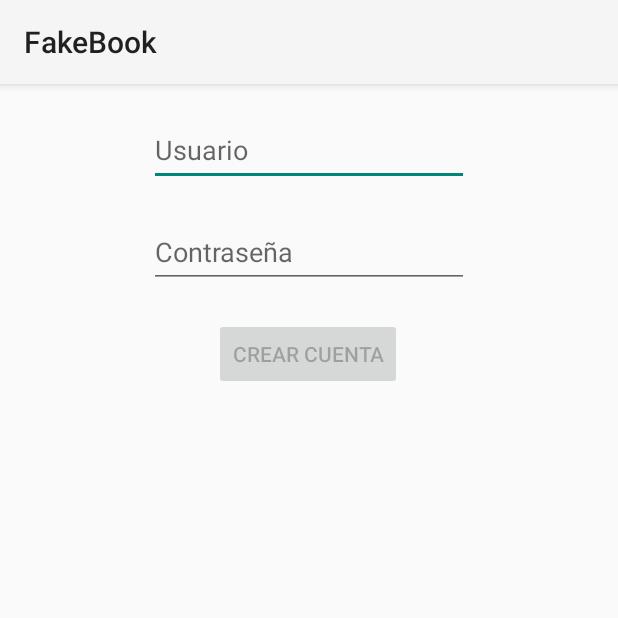
After one commit to sanjuesc/FakeBook, an Android app: the registrarse screen opened directly, with no data from a screen before it, on a phone screen of 412 x 824 dp, the top half of it. The commit adds this screen. Run offline under Robolectric (Android 15) with nearby library versions, the phone set to English and light mode, and no system bars.

```diff
--- /dev/null
+++ b/app/src/main/java/com/example/fakebook/registrarse.java
@@ -0,0 +1,75 @@
+package com.example.fakebook;
+
+import android.content.Context;
+import android.os.Bundle;
+import android.text.Editable;
+import android.text.TextWatcher;
+import android.view.MotionEvent;
+import android.view.View;
+import android.view.inputmethod.InputMethodManager;
+import android.widget.Button;
+import android.widget.EditText;
+
+import androidx.appcompat.app.AppCompatActivity;
+
+
+import java.util.concurrent.ExecutionException;
+
+public class registrarse extends AppCompatActivity {
+
+
+    @Override
+    protected void onCreate(Bundle savedInstanceState) {
+        super.onCreate(savedInstanceState);
+        setContentView(R.layout.activity_registrarse);
+        /*
+        Al igual que en la pantalla de login, el boton de registrarse solo se activara cuando ambos campos
+        tengan valores validos
+        Ver los comentarios que hay en la clase login para saber mas sobre como funciona
+         */
+        Button botonLogin = (Button) findViewById(R.id.crearCuenta);
+        botonLogin.setEnabled(false);
+        EditText textUsuario = (EditText)findViewById(R.id.editTextUsuario);
+        EditText textContraseña = (EditText)findViewById(R.id.editTextPassword);
+        textUsuario.addTextChangedListener(watcher);
+        textContraseña.addTextChangedListener(watcher);
+
+    }
+
+
+    @Override
+    public boolean dispatchTouchEvent(MotionEvent ev) { //ver metodo de mismo nombre en clase login
+        if (getCurrentFocus() != null) {
+            InputMethodManager imm = (InputMethodManager) getSystemService(Context.INPUT_METHOD_SERVICE);
+            imm.hideSoftInputFromWindow(getCurrentFocus().getWindowToken(), 0);
+        }
+        return super.dispatchTouchEvent(ev);
+    }
+
+    private final TextWatcher watcher = new TextWatcher() {//ver metodo de mismo nombre en clase login
+        @Override
+        public void beforeTextChanged(CharSequence s, int start, int count, int after)
+        { }
+        @Override
+        public void onTextChanged(CharSequence s, int start, int before, int count)
+        {}
+        @Override
+        public void afterTextChanged(Editable s) {
+            EditText textUsuario = (EditText)findViewById(R.id.editTextUsuario);
+            EditText textContraseña = (EditText)findViewById(R.id.editTextPassword);
+            Button botonRegistro = (Button)findViewById(R.id.crearCuenta);
+            if (textContraseña.getText().toString().length()==0||textUsuario.getText().toString().length()==0) {
+                botonRegistro.setEnabled(false);
+            } else {
+                botonRegistro.setEnabled(true);
+            }
+        }
+    };
+
+    public void registrarse(View view) throws ExecutionException, InterruptedException {
+        EditText textUsuario = (EditText)findViewById(R.id.editTextUsuario);
+        String usuario = textUsuario.getText().toString();
+
+    }
+
+}
--- /dev/null
+++ b/app/src/main/res/layout-land/activity_registrarse.xml
@@ -0,0 +1,48 @@
+<?xml version="1.0" encoding="utf-8"?>
+<androidx.constraintlayout.widget.ConstraintLayout xmlns:android="http://schemas.android.com/apk/res/android"
+    xmlns:app="http://schemas.android.com/apk/res-auto"
+    xmlns:tools="http://schemas.android.com/tools"
+    android:layout_width="match_parent"
+    android:layout_height="match_parent"
+    tools:context=".registrarse">
+
+
+    <Button
+        android:id="@+id/crearCuenta"
+        android:layout_width="wrap_content"
+        android:layout_height="48dp"
+        android:layout_marginTop="20dp"
+        android:onClick="registrarse"
+        android:text="@string/registrarse"
+        app:layout_constraintEnd_toEndOf="parent"
+        app:layout_constraintHorizontal_bias="0.498"
+        app:layout_constraintStart_toStartOf="parent"
+        app:layout_constraintTop_toBottomOf="@+id/editTextPassword" />
+
+    <EditText
+        android:id="@+id/editTextUsuario"
+        android:layout_width="wrap_content"
+        android:layout_height="wrap_content"
+        android:layout_marginTop="20dp"
+        android:ems="10"
+        android:inputType="text"
+        android:hint="@string/hint_usuario"
+        android:minHeight="48dp"
+        app:layout_constraintBottom_toTopOf="@+id/editTextPassword"
+        app:layout_constraintEnd_toEndOf="parent"
+        app:layout_constraintStart_toStartOf="parent"
+        app:layout_constraintTop_toTopOf="parent" />
+
+    <EditText
+        android:id="@+id/editTextPassword"
+        android:layout_width="wrap_content"
+        android:layout_height="wrap_content"
+        android:layout_marginTop="20dp"
+        android:ems="10"
+        android:hint="@string/hint_contra"
+        android:inputType="textPassword"
+        android:minHeight="48dp"
+        app:layout_constraintEnd_toEndOf="parent"
+        app:layout_constraintStart_toStartOf="parent"
+        app:layout_constraintTop_toBottomOf="@+id/editTextUsuario" />
+</androidx.constraintlayout.widget.ConstraintLayout>
--- /dev/null
+++ b/app/src/main/res/layout/activity_registrarse.xml
@@ -0,0 +1,50 @@
+<?xml version="1.0" encoding="utf-8"?>
+<androidx.constraintlayout.widget.ConstraintLayout xmlns:android="http://schemas.android.com/apk/res/android"
+    xmlns:app="http://schemas.android.com/apk/res-auto"
+    xmlns:tools="http://schemas.android.com/tools"
+    android:layout_width="match_parent"
+    android:layout_height="match_parent"
+    tools:context=".registrarse">
+
+    <Button
+        android:id="@+id/crearCuenta"
+        android:layout_width="wrap_content"
+        android:layout_height="48dp"
+        android:layout_marginTop="20dp"
+        android:onClick="registrarse"
+        android:text="@string/registrarse"
+        app:layout_constraintEnd_toEndOf="parent"
+        app:layout_constraintHorizontal_bias="0.498"
+        app:layout_constraintStart_toStartOf="parent"
+        app:layout_constraintTop_toBottomOf="@+id/editTextPassword" />
+
+    <EditText
+        android:id="@+id/editTextUsuario"
+        android:layout_width="wrap_content"
+        android:layout_height="wrap_content"
+        android:layout_marginTop="20dp"
+        android:ems="10"
+        android:inputType="text"
+        android:hint="@string/hint_usuario"
+        android:minHeight="48dp"
+        app:layout_constraintBottom_toTopOf="@+id/editTextPassword"
+        app:layout_constraintEnd_toEndOf="parent"
+        app:layout_constraintStart_toStartOf="parent"
+        app:layout_constraintTop_toTopOf="parent" />
+
+    <EditText
+        android:id="@+id/editTextPassword"
+        android:layout_width="wrap_content"
+        android:layout_height="wrap_content"
+        android:layout_marginTop="20dp"
+        android:ems="10"
+        android:hint="@string/hint_contra"
+        android:inputType="textPassword"
+        android:minHeight="48dp"
+        app:layout_constraintEnd_toEndOf="parent"
+        app:layout_constraintStart_toStartOf="parent"
+        app:layout_constraintTop_toBottomOf="@+id/editTextUsuario" />
+
+
+
+</androidx.constraintlayout.widget.ConstraintLayout>
--- a/build.gradle
+++ b/build.gradle
@@ -6,6 +6,7 @@ buildscript {
     }
     dependencies {
         classpath "com.android.tools.build:gradle:7.0.4"
+        classpath 'com.google.gms:google-services:4.3.10'
 
         // NOTE: Do not place your application dependencies here; they belong
         // in the individual module build.gradle files
--- a/gradle.properties
+++ b/gradle.properties
@@ -17,3 +17,4 @@ org.gradle.jvmargs=-Xmx2048m -Dfile.encoding=UTF-8
 android.useAndroidX=true
 # Automatically convert third-party libraries to use AndroidX
 android.enableJetifier=true
+android.suppressUnsupportedCompileSdk=32
```
Also changed, not shown: app/build.gradle (+6 -1 lines), app/src/main/AndroidManifest.xml (+25 -6 lines), app/src/main/java/com/example/fakebook/MainActivity.java (deleted, +0 -55 lines), app/src/main/java/com/example/fakebook/MyFirebaseMessagingService.java (added, +39 -0 lines), app/src/main/java/com/example/fakebook/login.java (added, +108 -0 lines), app/src/main/java/com/example/fakebook/menu_principal.java (added, +18 -0 lines), app/src/main/res/layout-land/activity_main.xml (+46 -41 lines), app/src/main/res/layout-land/activity_menu_principal.xml (added, +61 -0 lines), app/src/main/res/layout/activity_menu_principal.xml (added, +58 -0 lines), app/src/main/res/values/strings.xml (+29 -0 lines).
